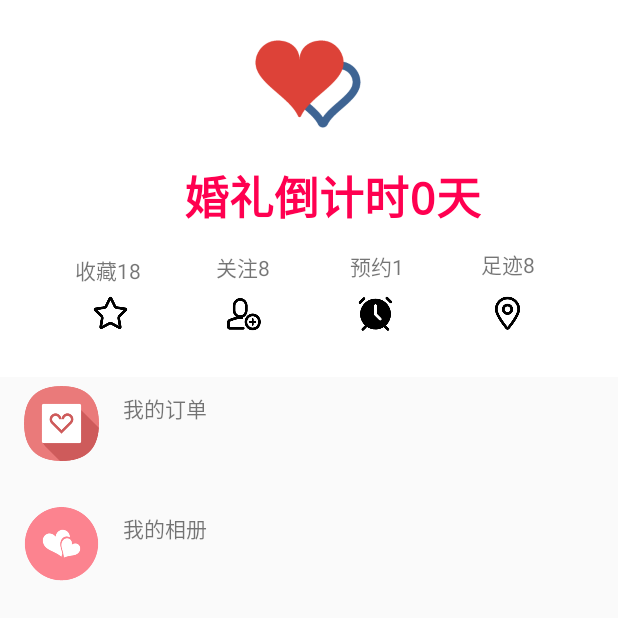
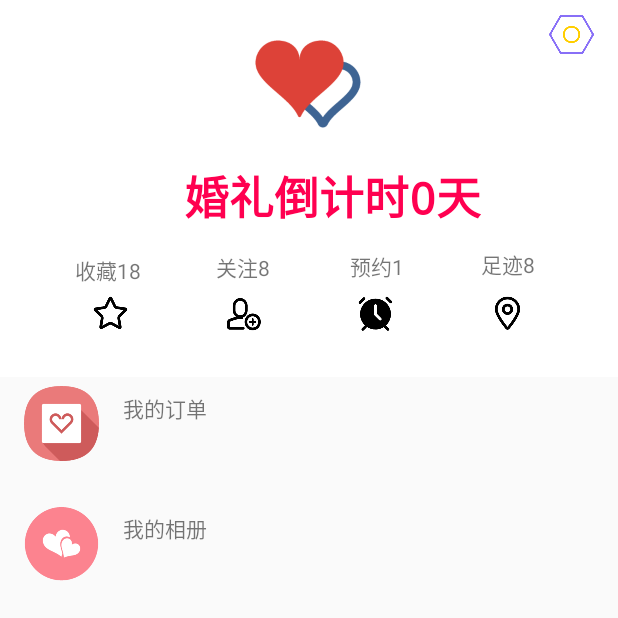
Before and after one commit to yukaida/JYLY, an Android app: the screen it shows after launch (MainActivity), item 4 of the bottom bar chosen, on a phone screen of 412 x 824 dp, the top half of it. Run offline under Robolectric (Android 15) with nearby library versions, the phone set to English and light mode, and no system bars; libraries missing offline, so code that uses them is left out: cn.bmob.v3; 3 statements that could not run were skipped.

Commit message:
添加一键清空购物车功能，优化设置图标

```diff
--- a/app/src/main/java/com/example/administrator/jyly/we_fragment.java
+++ b/app/src/main/java/com/example/administrator/jyly/we_fragment.java
@@ -20,10 +20,13 @@ import android.support.v7.widget.RecyclerView;
 import android.support.v7.widget.StaggeredGridLayoutManager;
 import android.util.Log;
 import android.view.LayoutInflater;
+import android.view.Menu;
+import android.view.MenuInflater;
 import android.view.View;
 import android.view.ViewGroup;
 import android.widget.Button;
 import android.widget.DatePicker;
+import android.widget.ImageView;
 import android.widget.TextView;
 import android.widget.Toast;
 
@@ -42,7 +45,6 @@ import java.util.Timer;
 import java.util.TimerTask;
 
 import static android.content.Context.NOTIFICATION_SERVICE;
-import static android.support.v4.content.ContextCompat.getSystemService;
 
 public class we_fragment extends Fragment {
     private List<Item> itemList = new ArrayList<>();
@@ -56,6 +58,7 @@ public class we_fragment extends Fragment {
     private TextView textView_day;
     private Calendar calendar;
     private DatePickerDialog datePickerDialog;
+    private ImageView imageView_set;
 
     private TextView textView_set;
     public int dayNumber=0;
@@ -125,14 +128,15 @@ public class we_fragment extends Fragment {
             }
         });
 
-        textView_set=view.findViewById(R.id.textView_set);
-        textView_set.setOnClickListener(new View.OnClickListener() {
+        imageView_set=view.findViewById(R.id.imageView_set);
+        imageView_set.setOnClickListener(new View.OnClickListener() {
             @Override
             public void onClick(View v) {
                 Intent intent_toSetActivity = new Intent(getActivity(), SetActivity.class);
                 getActivity().startActivity(intent_toSetActivity);
             }
         });
+
         final String channelId = "MarryDay";
         String channelName = "婚礼日期通知";
         int importance = NotificationManager.IMPORTANCE_HIGH;
@@ -252,4 +256,9 @@ public class we_fragment extends Fragment {
         return 0;
 
     }
+
+    @Override
+    public void onCreateOptionsMenu(Menu menu, MenuInflater inflater) {
+        inflater.inflate(R.menu.setmenu, menu);
+    }
 }
--- a/app/src/main/res/layout/activity_is_bar.xml
+++ b/app/src/main/res/layout/activity_is_bar.xml
@@ -4,6 +4,4 @@
     xmlns:tools="http://schemas.android.com/tools"
     android:layout_width="match_parent"
     android:layout_height="match_parent"
-    tools:context=".Activity_add.IsBarActivity">
-
-</android.support.constraint.ConstraintLayout>
+    tools:context=".Activity_add.IsBarActivity"/>
--- a/app/src/main/res/layout/we_fragment.xml
+++ b/app/src/main/res/layout/we_fragment.xml
@@ -181,6 +181,16 @@
             app:layout_constraintTop_toTopOf="parent"
             app:layout_constraintVertical_bias="0.81" />
 
+        <ImageView
+            android:id="@+id/imageView_set"
+            android:layout_width="30dp"
+            android:layout_height="30dp"
+            android:layout_marginTop="8dp"
+            android:layout_marginEnd="16dp"
+            app:layout_constraintEnd_toEndOf="parent"
+            app:layout_constraintTop_toTopOf="parent"
+            app:srcCompat="@drawable/set" />
+
     </android.support.constraint.ConstraintLayout>
 
     <TextView
--- /dev/null
+++ b/app/src/main/res/menu/setmenu.xml
@@ -0,0 +1,12 @@
+<?xml version="1.0" encoding="utf-8"?>
+<menu xmlns:android="http://schemas.android.com/apk/res/android">
+    <item
+        android:id="@+id/setMenu_set"
+        android:title="设置" />
+    <item
+        android:id="@+id/setMenu_upDateApp"
+        android:title="更新" />
+    <item
+        android:id="@+id/setMenu_res"
+        android:title="关于金玉良缘app" />
+</menu>
```
Also changed, not shown: app/src/main/java/com/example/administrator/jyly/MyPublish/MyPublishActivity.java (+72 -21 lines), app/src/main/res/layout/activity_my_publish.xml (+10 -0 lines), app/src/main/res/drawable-v24/set.png (added).
